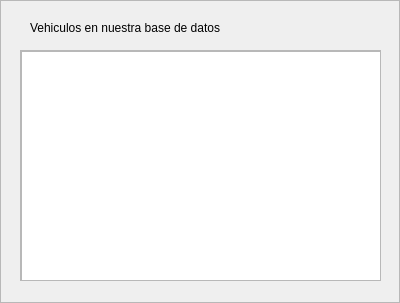
First picture: the form in listavehiculos.ui, repository eherng03/el-coche-de-homer, before the edit.
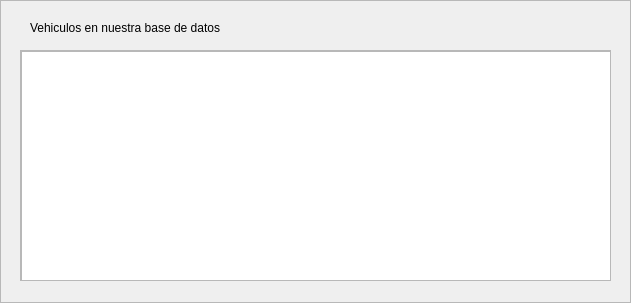
Second picture: the form after the edit.

```diff
--- a/listavehiculos.ui
+++ b/listavehiculos.ui
@@ -6,7 +6,7 @@
    <rect>
     <x>0</x>
     <y>0</y>
-    <width>400</width>
+    <width>631</width>
     <height>303</height>
    </rect>
   </property>
@@ -24,7 +24,7 @@
     <rect>
      <x>20</x>
      <y>50</y>
-     <width>361</width>
+     <width>591</width>
      <height>231</height>
     </rect>
    </property>
@@ -36,7 +36,7 @@
      <rect>
       <x>0</x>
       <y>0</y>
-      <width>359</width>
+      <width>589</width>
       <height>229</height>
      </rect>
     </property>
@@ -45,7 +45,7 @@
       <rect>
        <x>0</x>
        <y>0</y>
-       <width>361</width>
+       <width>591</width>
        <height>231</height>
       </rect>
      </property>
```
